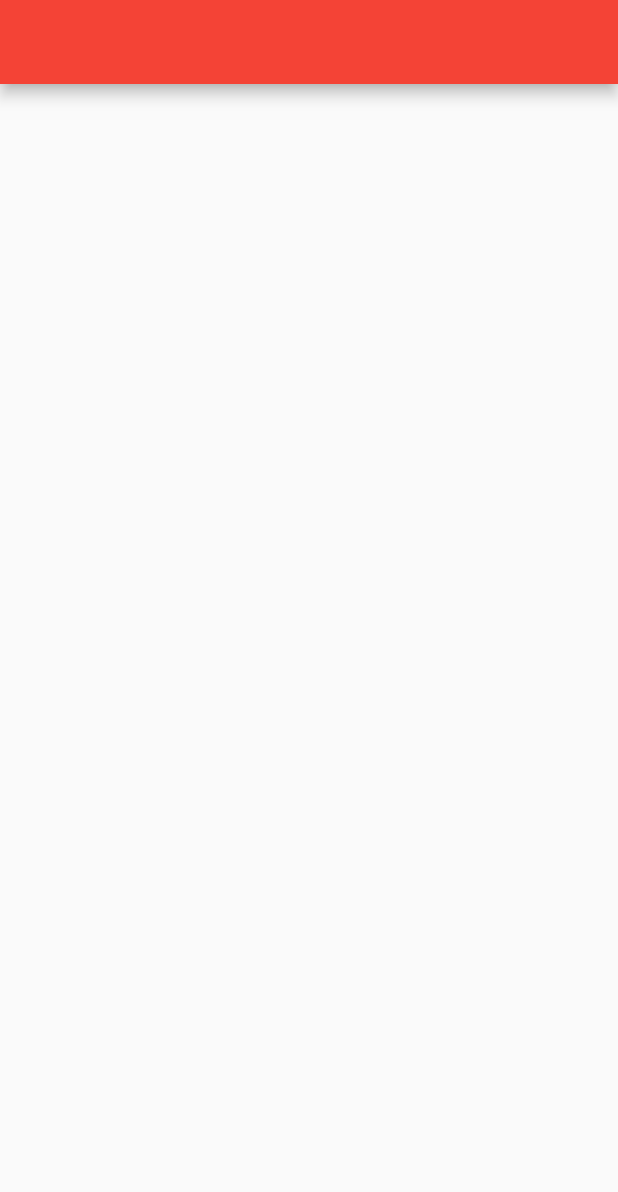
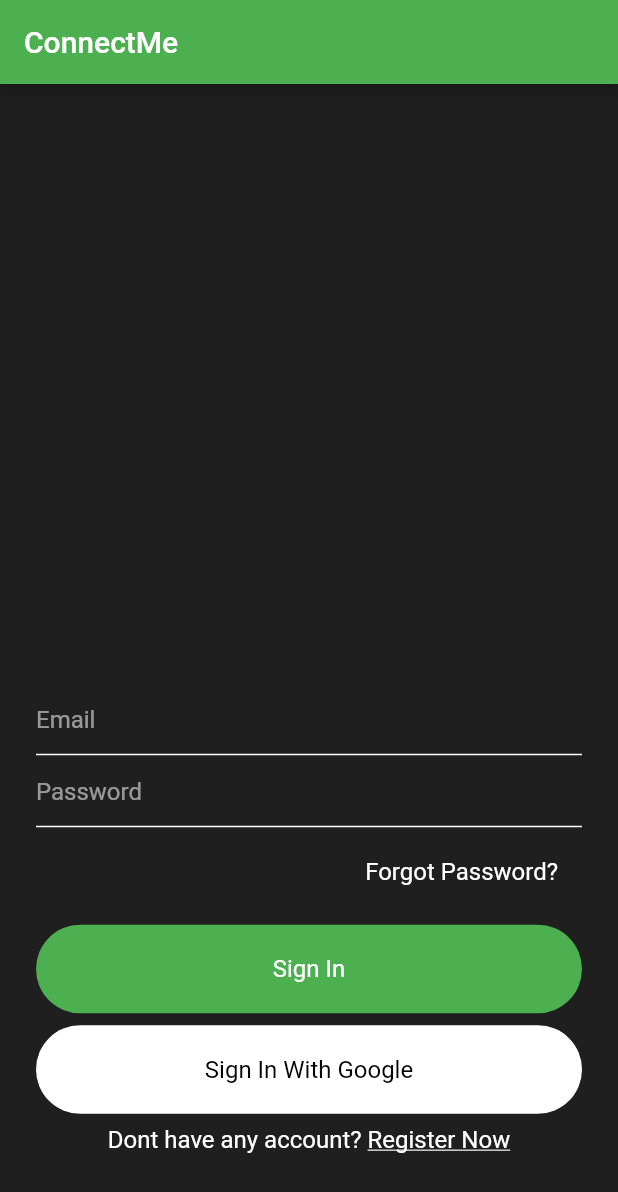
Before and after one commit to itsvivekghosh/flutter-tutorial, a Flutter app: the screen it shows after launch, on a phone screen of 412 x 824 dp. Shown: the top 1192 px of the screen. Run offline on Flutter 3.47's test engine with Material 2 defaults, Android fonts, the phone set to English and light mode, and no system bars; our stand-ins replace flutter_spinkit.

Commit message:
added signin page

```diff
--- a/ConnectMe/lib/main.dart
+++ b/ConnectMe/lib/main.dart
@@ -1,5 +1,6 @@
 import 'package:flutter/material.dart';
 import 'package:ConnectMe/views/signin.dart';
+import 'package:ConnectMe/views/signup.dart';
 
 void main() {
   runApp(MyApp());
@@ -12,7 +13,9 @@ class MyApp extends StatelessWidget {
     return MaterialApp(
       title: 'Flutter Demo',
       theme: ThemeData(
-        primarySwatch: Colors.red,
+        // primaryColor: Color(0xff145C9E),
+        scaffoldBackgroundColor: Color(0xff1F1F1F),
+        primarySwatch: Colors.green,
         visualDensity: VisualDensity.adaptivePlatformDensity,
       ),
       home: SignIn(),
--- a/ConnectMe/lib/views/signin.dart
+++ b/ConnectMe/lib/views/signin.dart
@@ -11,6 +11,70 @@ class _SignInState extends State<SignIn> {
   Widget build(BuildContext context) {
     return Scaffold(
       appBar: appBarWidgetMain(context),
+      body: SingleChildScrollView(
+        child: Container(
+          height: MediaQuery.of(context).size.height - 80,
+          alignment: Alignment.bottomCenter,
+          child: Container(
+            padding: EdgeInsets.symmetric(horizontal: 24),
+            child: Column(
+              mainAxisSize: MainAxisSize.min,
+              children: <Widget>[
+                TextField(
+                  style: simpleTextStyle(Colors.white, 16),
+                  decoration: textInputDecoration('Email'),
+                ),
+                TextField(
+                  style: simpleTextStyle(Colors.white, 16),
+                  decoration: textInputDecoration('Password'),
+                ),
+                SizedBox(
+                  height: 10,
+                ),
+                Container(
+                  alignment: Alignment.centerRight,
+                  child: Container(
+                    padding: EdgeInsets.symmetric(horizontal: 16, vertical: 10),
+                    child: Text("Forgot Password?",
+                        style: simpleTextStyle(Colors.white, 16)),
+                  ),
+                ),
+                SizedBox(height: 16),
+                signInMainButtons(
+                  "Sign In",
+                  context,
+                  'sign_in',
+                ),
+                SizedBox(height: 8),
+                signInMainButtons(
+                  "Sign In With Google",
+                  context,
+                  "sign_in_with_google",
+                ),
+                SizedBox(height: 8),
+                Row(
+                  mainAxisAlignment: MainAxisAlignment.center,
+                  children: [
+                    Text(
+                      "Dont have any account? ",
+                      style: simpleTextStyle(Colors.white, 16),
+                    ),
+                    Text(
+                      "Register Now",
+                      style: TextStyle(
+                        color: Colors.white,
+                        decoration: TextDecoration.underline,
+                        fontSize: 16,
+                      ),
+                    ),
+                  ],
+                ),
+                SizedBox(height: 30.5)
+              ],
+            ),
+          ),
+        ),
+      ),
     );
   }
 }
--- a/ConnectMe/lib/views/signup.dart
+++ b/ConnectMe/lib/views/signup.dart
@@ -0,0 +1,16 @@
+import 'package:ConnectMe/widgets/widget.dart';
+import 'package:flutter/material.dart';
+
+class SignUp extends StatefulWidget {
+  @override
+  _SignUpState createState() => _SignUpState();
+}
+
+class _SignUpState extends State<SignUp> {
+  @override
+  Widget build(BuildContext context) {
+    return Scaffold(
+      appBar: appBarWidgetMain(context),
+    );
+  }
+}
--- a/ConnectMe/lib/widgets/widget.dart
+++ b/ConnectMe/lib/widgets/widget.dart
@@ -2,6 +2,81 @@ import 'package:flutter/material.dart';
 
 Widget appBarWidgetMain(BuildContext context) {
   return AppBar(
-
+    title: Text(
+      "ConnectMe",
+    ),
   );
 }
+
+InputDecoration textInputDecoration(String hintTextURL) {
+  return InputDecoration(
+    hintText: hintTextURL,
+    focusedBorder: UnderlineInputBorder(
+      borderSide: BorderSide(
+        color: Colors.white,
+      ),
+    ),
+    enabledBorder: UnderlineInputBorder(
+        borderSide: BorderSide(
+      color: Colors.white,
+    )),
+    hintStyle: TextStyle(
+      color: Colors.white54,
+    ),
+  );
+}
+
+TextStyle simpleTextStyle(Color color, double fontSize) {
+  return TextStyle(
+    color: color,
+    fontSize: fontSize,
+  );
+}
+
+Container signInMainButtons(String text, dynamic context, String cond) {
+  if (cond == 'sign_in') {
+    return Container(
+      alignment: Alignment.center,
+      width: MediaQuery.of(context).size.width,
+      padding: EdgeInsets.symmetric(vertical: 20),
+      decoration: BoxDecoration(
+        gradient: LinearGradient(
+          colors: [
+            Colors.green,
+            Colors.green,
+          ],
+        ),
+        borderRadius: BorderRadius.circular(30),
+      ),
+      child: Text(
+        text,
+        style: TextStyle(
+          color: Colors.white,
+          fontSize: 16,
+        ),
+      ),
+    );
+  } else {
+    return Container(
+      alignment: Alignment.center,
+      width: MediaQuery.of(context).size.width,
+      padding: EdgeInsets.symmetric(vertical: 20),
+      decoration: BoxDecoration(
+        gradient: LinearGradient(
+          colors: [
+            Colors.white,
+            Colors.white,
+          ],
+        ),
+        borderRadius: BorderRadius.circular(30),
+      ),
+      child: Text(
+        text,
+        style: TextStyle(
+          color: Colors.black,
+          fontSize: 16,
+        ),
+      ),
+    );
+  }
+}
```
